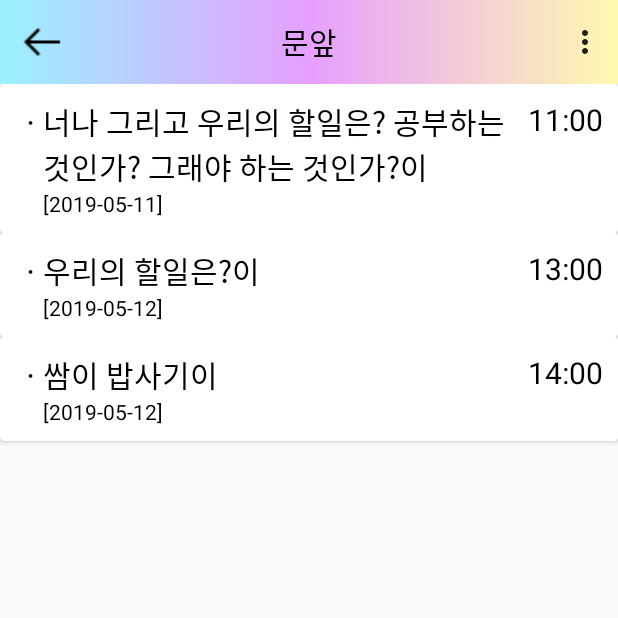
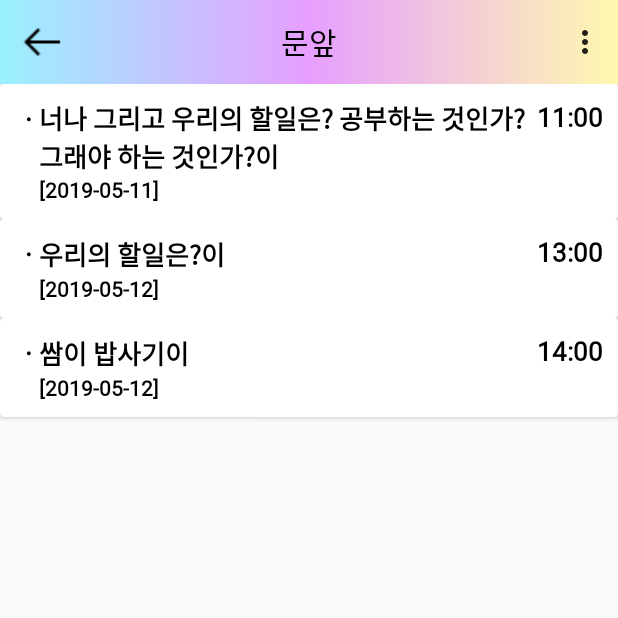
Before and after one commit to xlbatross/memoWithNFC, an Android app: the CategoryMemoActivity screen opened directly, with no data from a screen before it, on a phone screen of 412 x 824 dp, the top half of it. Run offline under Robolectric (Android 15) with nearby library versions, the phone set to English and light mode, and no system bars.

Commit message:
font change

```diff
--- a/app/src/main/java/com/project/memowithnfc/NfcCheckActivity.java
+++ b/app/src/main/java/com/project/memowithnfc/NfcCheckActivity.java
@@ -67,7 +67,7 @@ public class NfcCheckActivity extends AppCompatActivity {
             NdefMessage ndefMessage = new NdefMessage
                     (new NdefRecord[]{
                             createMimeRecord("text/plain", String.valueOf(category.getId()).getBytes())
-                            , NdefRecord.createApplicationRecord("com.example.projecttest2")
+                            , NdefRecord.createApplicationRecord("com.project.memowithnfc")
                     });
 
             writeTag(tag, ndefMessage);
--- a/app/src/main/res/layout/activity_main.xml
+++ b/app/src/main/res/layout/activity_main.xml
@@ -22,9 +22,10 @@
             android:layout_height="wrap_content"
             android:layout_gravity="center"
             android:textColor="#000000"
+            android:textStyle="bold"
             android:text="@string/Title"
-            android:fontFamily="sans-serif"
-            android:textSize="20sp" />
+            android:fontFamily="@font/bmjua"
+            android:textSize="25sp" />
     </android.support.v7.widget.Toolbar>
 
     <android.support.v7.widget.RecyclerView
--- a/app/src/main/res/layout/category_bar.xml
+++ b/app/src/main/res/layout/category_bar.xml
@@ -19,8 +19,10 @@
             android:layout_height="wrap_content"
             android:layout_marginLeft="4dp"
             android:text=""
+            android:fontFamily="@font/scdream5"
+            android:textStyle="bold"
             android:textColor="#000000"
-            android:textSize="20sp"
+            android:textSize="18sp"
             app:layout_constraintBottom_toBottomOf="parent"
             app:layout_constraintEnd_toStartOf="@+id/nfc"
             app:layout_constraintHorizontal_bias="0.0"
--- a/app/src/main/res/layout/memo.xml
+++ b/app/src/main/res/layout/memo.xml
@@ -2,7 +2,7 @@
 <android.support.v7.widget.CardView xmlns:android="http://schemas.android.com/apk/res/android"
     xmlns:app="http://schemas.android.com/apk/res-auto"
     xmlns:tools="http://schemas.android.com/tools"
-    android:background="@drawable/highlight"
+    android:background="?attr/selectableItemBackground"
     android:layout_width="match_parent"
     android:layout_height="wrap_content"
     app:cardCornerRadius="3dp">
@@ -20,8 +20,10 @@
             android:layout_width="wrap_content"
             android:layout_height="wrap_content"
             android:text="ㆍ"
+            android:fontFamily="@font/scdream3"
             android:textColor="#000000"
-            android:textSize="20sp"
+            android:textStyle="bold"
+            android:textSize="17sp"
             app:layout_constraintLeft_toLeftOf="parent"
             app:layout_constraintTop_toTopOf="parent"/>
 
@@ -30,8 +32,10 @@
             android:layout_width="0dp"
             android:layout_height="wrap_content"
             android:text=""
+            android:fontFamily="@font/scdream3"
             android:textColor="#000000"
-            android:textSize="20sp"
+            android:textStyle="bold"
+            android:textSize="17sp"
             android:ellipsize="end"
             android:maxLines="1"
             app:layout_constraintHorizontal_bias="0.0"
@@ -44,8 +48,10 @@
             android:layout_width="wrap_content"
             android:layout_height="wrap_content"
             android:text=""
+            android:fontFamily="@font/scdream3"
             android:textColor="#000000"
-            android:textSize="20sp"
+            android:textSize="17sp"
+            android:textStyle="bold"
             app:layout_constraintHorizontal_bias="1.0"
             app:layout_constraintStart_toEndOf="@id/Memo_content"
             app:layout_constraintEnd_toEndOf="parent"
@@ -57,7 +63,9 @@
             android:layout_width="wrap_content"
             android:layout_height="wrap_content"
             android:text=""
+            android:fontFamily="@font/scdream3"
             android:textColor="#000000"
+            android:textStyle="bold"
             app:layout_constraintTop_toBottomOf="@id/Memo_content"
             app:layout_constraintLeft_toRightOf="@id/dot"
             app:layout_constraintRight_toLeftOf="@id/Memo_category" />
@@ -67,7 +75,9 @@
             android:layout_width="wrap_content"
             android:layout_height="wrap_content"
             android:text=""
+            android:fontFamily="@font/scdream3"
             android:textColor="#000000"
+            android:textStyle="bold"
             app:layout_constraintTop_toBottomOf="@id/Memo_content"
             app:layout_constraintLeft_toRightOf="@id/Memo_date"
             app:layout_constraintRight_toLeftOf="@id/Memo_id" />
@@ -77,6 +87,8 @@
             android:layout_width="wrap_content"
             android:layout_height="wrap_content"
             android:text=""
+            android:fontFamily="@font/scdream3"
+            android:textStyle="bold"
             android:visibility="invisible"
             app:layout_constraintTop_toBottomOf="@id/Memo_content"
             app:layout_constraintLeft_toRightOf="@id/Memo_category"/>
--- a/app/src/main/res/values/styles.xml
+++ b/app/src/main/res/values/styles.xml
@@ -6,6 +6,7 @@
         <item name="colorPrimary">@color/colorPrimary</item>
         <item name="colorPrimaryDark">@color/colorPrimaryDark</item>
         <item name="colorAccent">@color/colorAccent</item>
+        <item name="android:colorControlHighlight">#FF00FF</item>
     </style>
 
     <style name="popupTheme" parent="Theme.AppCompat.DayNight.Dialog">
```
Also changed, not shown: app/src/main/java/com/project/memowithnfc/WholeMemoActivity.java (+6 -2 lines), app/src/main/res/layout/calendar_memo.xml (deleted, +0 -38 lines), app/src/main/res/layout/calendar_memo_based.xml (deleted, +0 -92 lines), app/src/main/res/drawable/add_memo_button.png (added), app/src/main/res/drawable/calendar_memo_back.png (deleted), app/src/main/res/font/segoe_ui.ttf (deleted), app/src/main/res/font/segoe_ui_bold.ttf (deleted), app/src/main/res/font/segoe_ui_bold_italic.ttf (deleted), app/src/main/res/font/segoe_ui_italic.ttf (deleted), 6 other files.
